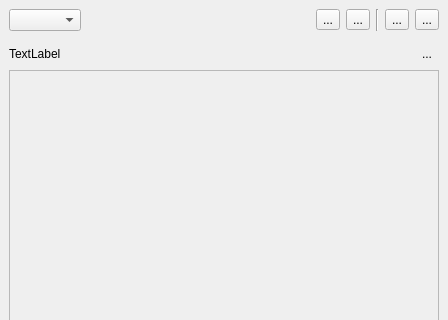
The window that koordinatesexplorer/ui/koordinatesexplorer.ui (koordinates/koordinates-qgis-plugin) describes before a commit, drawn with Qt 5; both pictures show x 0 to 448 and y 0 to 320 of the 448 by 830 pixel window.
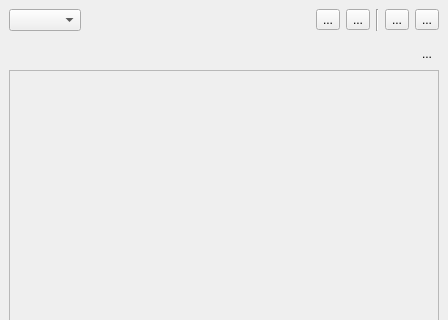
The same window after the commit.

Patch:
```diff
--- a/koordinatesexplorer/ui/koordinatesexplorer.ui
+++ b/koordinatesexplorer/ui/koordinatesexplorer.ui
@@ -204,7 +204,7 @@
           <item>
            <widget class="QLabel" name="label_count">
             <property name="text">
-             <string>TextLabel</string>
+             <string/>
             </property>
            </widget>
           </item>
```
